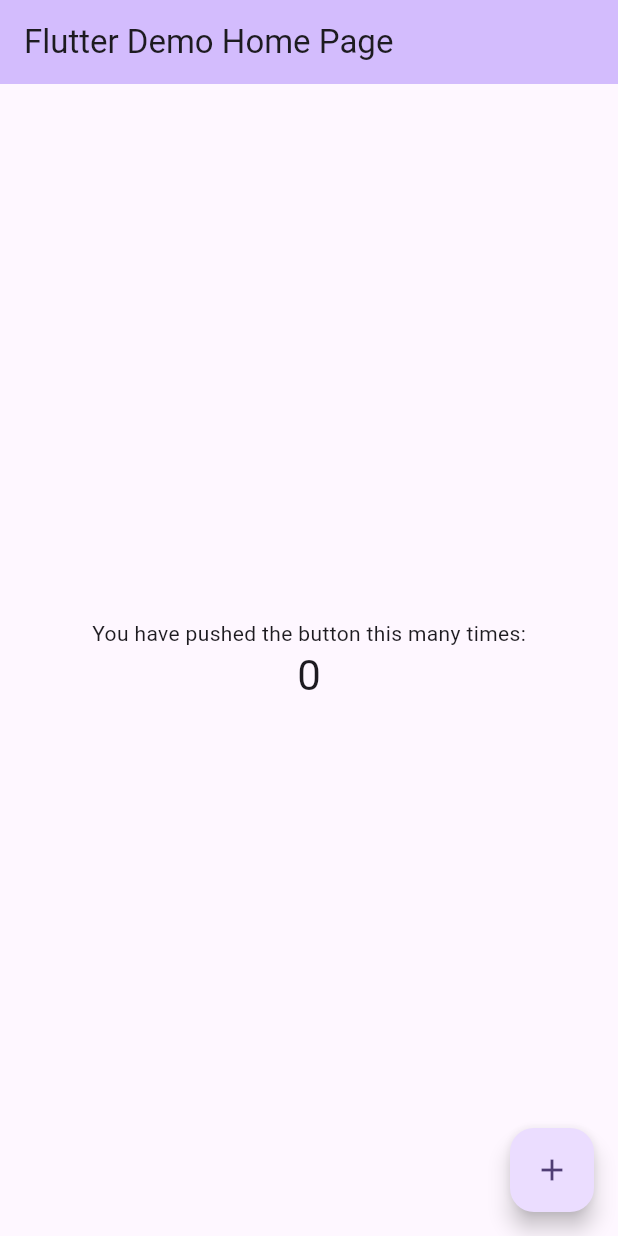
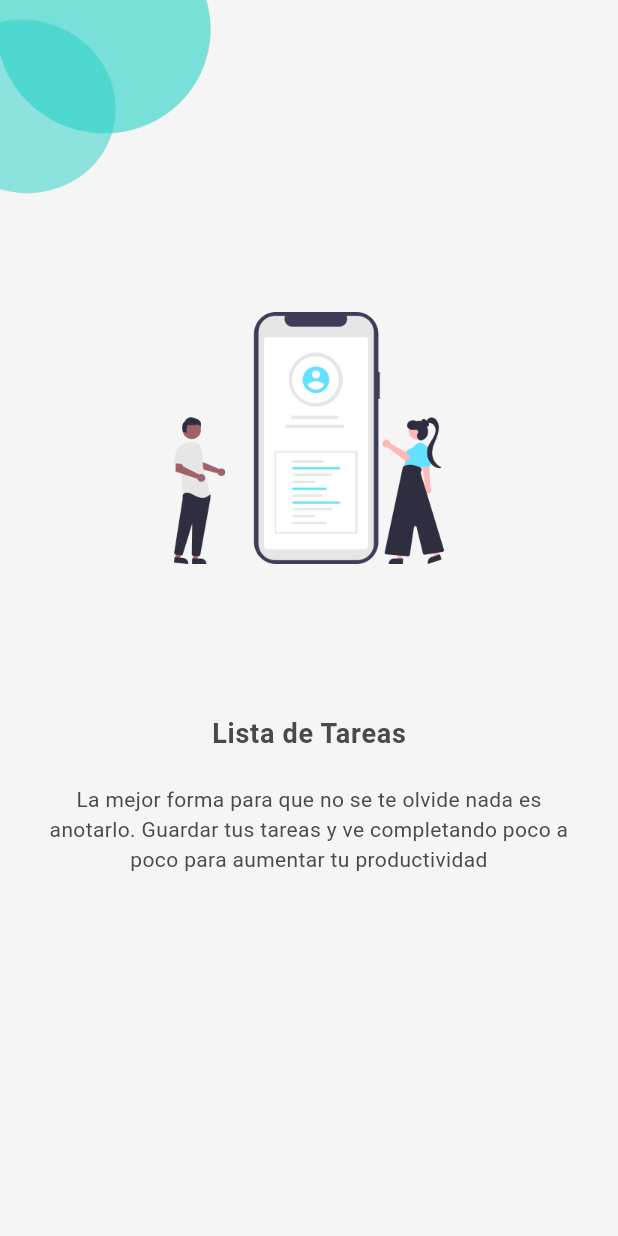
Before and after one commit to Eswin-Poroj/task-list-flutter, a Flutter app: the screen it shows after launch, on a phone screen of 412 x 824 dp. Run offline on Flutter 3.47's test engine with Material 3 defaults, Android fonts, the phone set to English and light mode, and no system bars; Roboto replaces fonts that are missing (Poppins).

Commit message:
Agregue la pantalla de splashPage

```diff
--- /dev/null
+++ b/lib/app/app.dart
@@ -0,0 +1,36 @@
+import 'package:flutter/material.dart';
+import 'package:task_list/app/view/splashPage.dart';
+
+class MyApp extends StatelessWidget {
+  const MyApp({super.key});
+
+  @override
+  Widget build(BuildContext context) {
+    const primary = Color(0xFF40B7AD);
+    const textColor = Color(0xFF4A4A4A);
+    const background = Color(0xFFF5F5F5);
+    return MaterialApp(
+      title: 'Flutter Demo',
+      debugShowCheckedModeBanner: false,
+      theme: ThemeData(
+        colorScheme: ColorScheme.fromSeed(
+          //color en el cual todo sé va a formar la app
+          seedColor: primary,
+        ),
+        //color de fondo de pantalla
+        scaffoldBackgroundColor: background,
+        //Color de texto y fuente para toda la app
+        textTheme: Theme.of(context).textTheme.apply(
+              // declara el tipo de texto
+              fontFamily: 'Poppins',
+              //declara el color del texto en toda la app
+              bodyColor: textColor,
+              //textos de tipos de titulos o subtitulos
+              displayColor: textColor,
+            ),
+        useMaterial3: true,
+      ),
+      home: const SplashPage(),
+    );
+  }
+}
--- /dev/null
+++ b/lib/app/view/home.dart
@@ -0,0 +1,49 @@
+import 'package:flutter/material.dart';
+
+class MyHomePage extends StatefulWidget {
+  const MyHomePage({super.key, required this.title});
+
+  final String title;
+
+  @override
+  State<MyHomePage> createState() => _MyHomePageState();
+}
+
+class _MyHomePageState extends State<MyHomePage> {
+  int _counter = 0;
+
+  void _incrementCounter() {
+    setState(() {
+      _counter++;
+    });
+  }
+
+  @override
+  Widget build(BuildContext context) {
+    return Scaffold(
+      appBar: AppBar(
+        backgroundColor: Theme.of(context).colorScheme.inversePrimary,
+        title: Text(widget.title),
+      ),
+      body: Center(
+        child: Column(
+          mainAxisAlignment: MainAxisAlignment.center,
+          children: <Widget>[
+            const Text(
+              'You have pushed the button this many times:',
+            ),
+            Text(
+              '$_counter',
+              style: Theme.of(context).textTheme.headlineMedium,
+            ),
+          ],
+        ),
+      ),
+      floatingActionButton: FloatingActionButton(
+        onPressed: _incrementCounter,
+        tooltip: 'Increment',
+        child: const Icon(Icons.add),
+      ),
+    );
+  }
+}
--- /dev/null
+++ b/lib/app/view/splashPage.dart
@@ -0,0 +1,51 @@
+import 'package:flutter/material.dart';
+
+class SplashPage extends StatelessWidget {
+  const SplashPage({super.key});
+
+  @override
+  Widget build(BuildContext context) {
+    return Scaffold(
+        body: Column(
+      children: [
+        Row(
+          children: [
+            Image.asset(
+              'assets/images/shape.png',
+              width: 141,
+              height: 129,
+            ),
+          ],
+        ),
+        const SizedBox(
+          height: 79,
+        ),
+        Image.asset(
+          'assets/images/onboarding-image.png',
+          width: 180,
+          height: 168,
+        ),
+        const SizedBox(
+          height: 99,
+        ),
+        Text(
+          'Lista de Tareas',
+          style: Theme.of(context).textTheme.bodyLarge?.copyWith(
+                fontSize: 18,
+                fontWeight: FontWeight.w600,
+              ),
+        ),
+        const SizedBox(
+          height: 21,
+        ),
+        const Padding(
+          padding: EdgeInsets.symmetric(horizontal: 32),
+          child: Text(
+            'La mejor forma para que no se te olvide nada es anotarlo. Guardar tus tareas y ve completando poco a poco para aumentar tu productividad',
+            textAlign: TextAlign.center,
+          ),
+        ),
+      ],
+    ));
+  }
+}
--- a/lib/main.dart
+++ b/lib/main.dart
@@ -1,125 +1,6 @@
 import 'package:flutter/material.dart';
+import 'package:task_list/app/app.dart';
 
 void main() {
   runApp(const MyApp());
 }
-
-class MyApp extends StatelessWidget {
-  const MyApp({super.key});
-
-  // This widget is the root of your application.
-  @override
-  Widget build(BuildContext context) {
-    return MaterialApp(
-      title: 'Flutter Demo',
-      theme: ThemeData(
-        // This is the theme of your application.
-        //
-        // TRY THIS: Try running your application with "flutter run". You'll see
-        // the application has a purple toolbar. Then, without quitting the app,
-        // try changing the seedColor in the colorScheme below to Colors.green
-        // and then invoke "hot reload" (save your changes or press the "hot
-        // reload" button in a Flutter-supported IDE, or press "r" if you used
-        // the command line to start the app).
-        //
-        // Notice that the counter didn't reset back to zero; the application
-        // state is not lost during the reload. To reset the state, use hot
-        // restart instead.
-        //
-        // This works for code too, not just values: Most code changes can be
-        // tested with just a hot reload.
-        colorScheme: ColorScheme.fromSeed(seedColor: Colors.deepPurple),
-        useMaterial3: true,
-      ),
-      home: const MyHomePage(title: 'Flutter Demo Home Page'),
-    );
-  }
-}
-
-class MyHomePage extends StatefulWidget {
-  const MyHomePage({super.key, required this.title});
-
-  // This widget is the home page of your application. It is stateful, meaning
-  // that it has a State object (defined below) that contains fields that affect
-  // how it looks.
-
-  // This class is the configuration for the state. It holds the values (in this
-  // case the title) provided by the parent (in this case the App widget) and
-  // used by the build method of the State. Fields in a Widget subclass are
-  // always marked "final".
-
-  final String title;
-
-  @override
-  State<MyHomePage> createState() => _MyHomePageState();
-}
-
-class _MyHomePageState extends State<MyHomePage> {
-  int _counter = 0;
-
-  void _incrementCounter() {
-    setState(() {
-      // This call to setState tells the Flutter framework that something has
-      // changed in this State, which causes it to rerun the build method below
-      // so that the display can reflect the updated values. If we changed
-      // _counter without calling setState(), then the build method would not be
-      // called again, and so nothing would appear to happen.
-      _counter++;
-    });
-  }
-
-  @override
-  Widget build(BuildContext context) {
-    // This method is rerun every time setState is called, for instance as done
-    // by the _incrementCounter method above.
-    //
-    // The Flutter framework has been optimized to make rerunning build methods
-    // fast, so that you can just rebuild anything that needs updating rather
-    // than having to individually change instances of widgets.
-    return Scaffold(
-      appBar: AppBar(
-        // TRY THIS: Try changing the color here to a specific color (to
-        // Colors.amber, perhaps?) and trigger a hot reload to see the AppBar
-        // change color while the other colors stay the same.
-        backgroundColor: Theme.of(context).colorScheme.inversePrimary,
-        // Here we take the value from the MyHomePage object that was created by
-        // the App.build method, and use it to set our appbar title.
-        title: Text(widget.title),
-      ),
-      body: Center(
-        // Center is a layout widget. It takes a single child and positions it
-        // in the middle of the parent.
-        child: Column(
-          // Column is also a layout widget. It takes a list of children and
-          // arranges them vertically. By default, it sizes itself to fit its
-          // children horizontally, and tries to be as tall as its parent.
-          //
-          // Column has various properties to control how it sizes itself and
-          // how it positions its children. Here we use mainAxisAlignment to
-          // center the children vertically; the main axis here is the vertical
-          // axis because Columns are vertical (the cross axis would be
-          // horizontal).
-          //
-          // TRY THIS: Invoke "debug painting" (choose the "Toggle Debug Paint"
-          // action in the IDE, or press "p" in the console), to see the
-          // wireframe for each widget.
-          mainAxisAlignment: MainAxisAlignment.center,
-          children: <Widget>[
-            const Text(
-              'You have pushed the button this many times:',
-            ),
-            Text(
-              '$_counter',
-              style: Theme.of(context).textTheme.headlineMedium,
-            ),
-          ],
-        ),
-      ),
-      floatingActionButton: FloatingActionButton(
-        onPressed: _incrementCounter,
-        tooltip: 'Increment',
-        child: const Icon(Icons.add),
-      ), // This trailing comma makes auto-formatting nicer for build methods.
-    );
-  }
-}
```
Also changed, not shown: pubspec.yaml (+16 -3 lines), assets/fonts/Poppins-Bold.ttf (added), assets/fonts/Poppins-Light.ttf (added), assets/fonts/Poppins-Regular.ttf (added), assets/fonts/Poppins-SemiBold.ttf (added), assets/images/onboarding-image.png (added), assets/images/shape.png (added), 1 other file.
